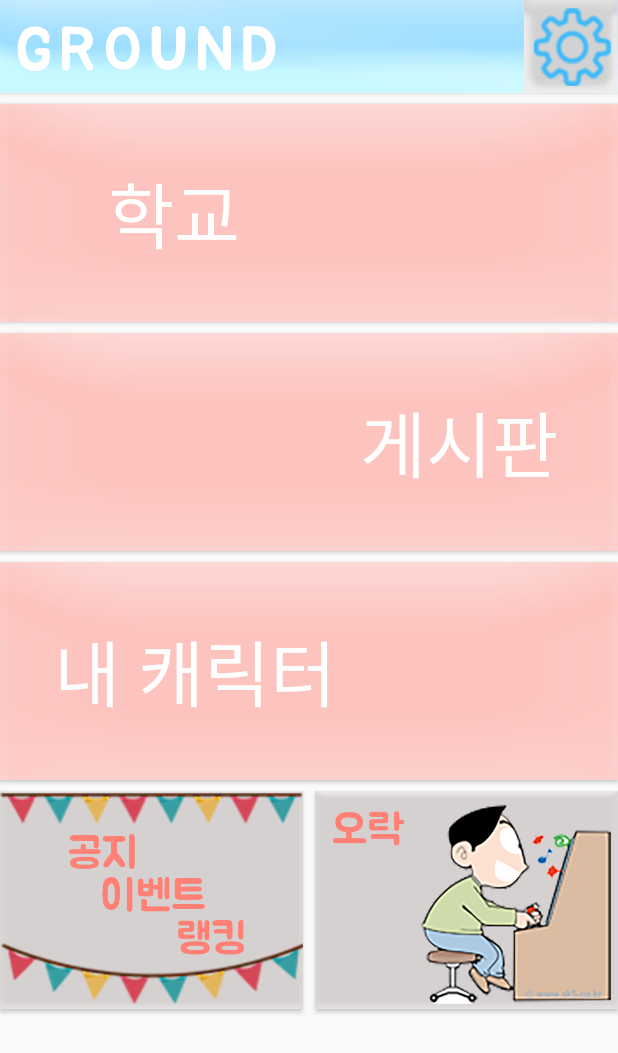
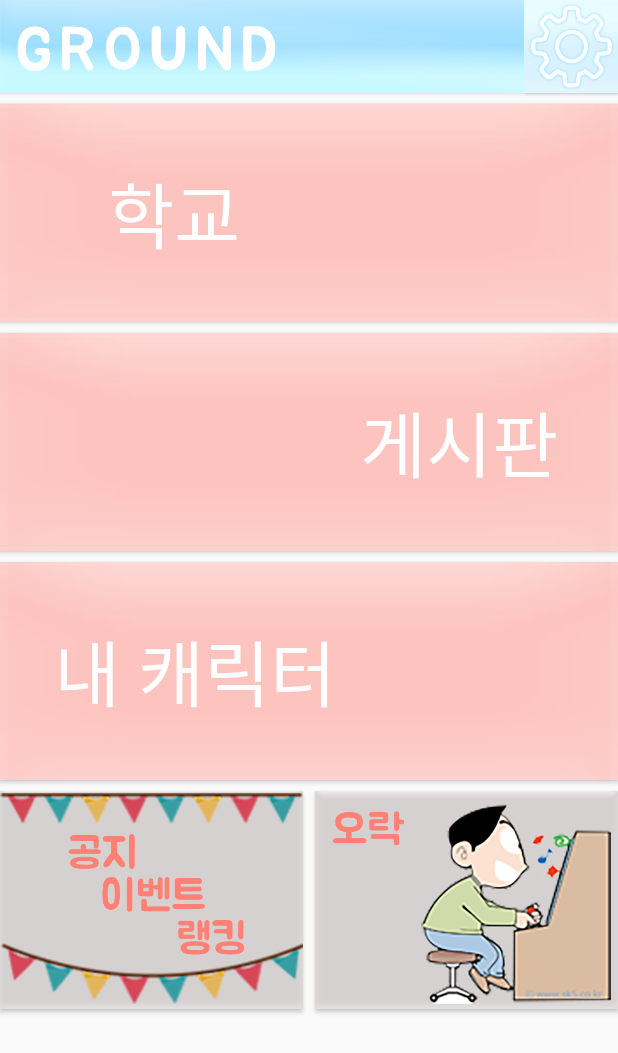
Before and after one commit to sunkim99/Groundd, an Android app: the MainActivity screen opened directly, with no data from a screen before it, on a phone screen of 412 x 824 dp. Shown: the top 1053 px of the screen. Run offline under Robolectric (Android 15) with nearby library versions, the phone set to English and light mode, and no system bars; network calls fail.

Commit message:
0525 - 설정버튼 변경중

```diff
--- a/app/src/main/java/com/example/ground/MainActivity.java
+++ b/app/src/main/java/com/example/ground/MainActivity.java
@@ -7,7 +7,6 @@ import android.os.Bundle;
 import android.util.Log;
 import android.view.View;
 import android.widget.Button;
-import android.widget.EditText;
 import android.widget.TextView;
 
 
--- a/app/src/main/res/layout/activity_forum_forum_write.xml
+++ b/app/src/main/res/layout/activity_forum_forum_write.xml
@@ -155,7 +155,7 @@
         android:id="@+id/text_wirte"
         android:layout_width="395dp"
         android:layout_height="450dp"
-        android:layout_marginTop="45dp"
+        android:layout_marginTop="48dp"
         android:fontFamily="@font/bm_font"
         android:gravity="start"
         android:text="내용을 입력해주세요"
--- a/app/src/main/res/layout/activity_main.xml
+++ b/app/src/main/res/layout/activity_main.xml
@@ -9,12 +9,23 @@
 
 
     <Button
-        android:id="@+id/btn_setting"
+        android:id="@+id/btn_logo"
         android:layout_width="412dp"
         android:layout_height="62dp"
         android:background="@drawable/top_navigator"
         app:layout_constraintStart_toStartOf="parent"
         app:layout_constraintTop_toTopOf="parent" />
+
+    <Button
+        android:id="@+id/btn_setting"
+        android:layout_width="62dp"
+        android:layout_height="62dp"
+        android:background="@drawable/setting_button"
+        app:layout_constraintBottom_toBottomOf="@+id/btn_logo"
+        app:layout_constraintEnd_toEndOf="@+id/btn_logo"
+        app:layout_constraintHorizontal_bias="1.0"
+        app:layout_constraintStart_toStartOf="parent"
+        app:layout_constraintTop_toTopOf="@+id/btn_logo" />
 
     <Button
         android:id="@+id/btn_school"
@@ -31,7 +42,7 @@
         android:visibility="visible"
         app:layout_constraintEnd_toEndOf="parent"
         app:layout_constraintStart_toStartOf="parent"
-        app:layout_constraintTop_toBottomOf="@+id/btn_setting" />
+        app:layout_constraintTop_toBottomOf="@+id/btn_logo" />
 
     <Button
         android:id="@+id/btn_board"
@@ -99,15 +110,12 @@
         android:id="@+id/editText11"
         android:layout_width="201dp"
         android:layout_height="43dp"
-        android:ems="10"
+        android:ems="0"
         android:fontFamily="@font/bm_font"
         android:inputType="textPersonName"
         android:text="Name"
         android:textSize="30dp"
-        app:layout_constraintBottom_toBottomOf="parent"
-        app:layout_constraintEnd_toEndOf="parent"
-        app:layout_constraintStart_toStartOf="parent"
-        app:layout_constraintTop_toTopOf="parent"
-        app:layout_constraintVertical_bias="0.0" />
+        tools:layout_editor_absoluteX="9dp"
+        tools:layout_editor_absoluteY="681dp" />
 
 </androidx.constraintlayout.widget.ConstraintLayout>
```
Also changed, not shown: app/src/main/res/layout/activity_notice_notice.xml (+12 -0 lines), app/src/main/res/layout/activity_register.xml (+11 -0 lines), app/src/main/res/drawable-v24/top_navigator.png (deleted), app/src/main/res/drawable/setting_button.png (added), app/src/main/res/drawable/top_navigator.png (added).
